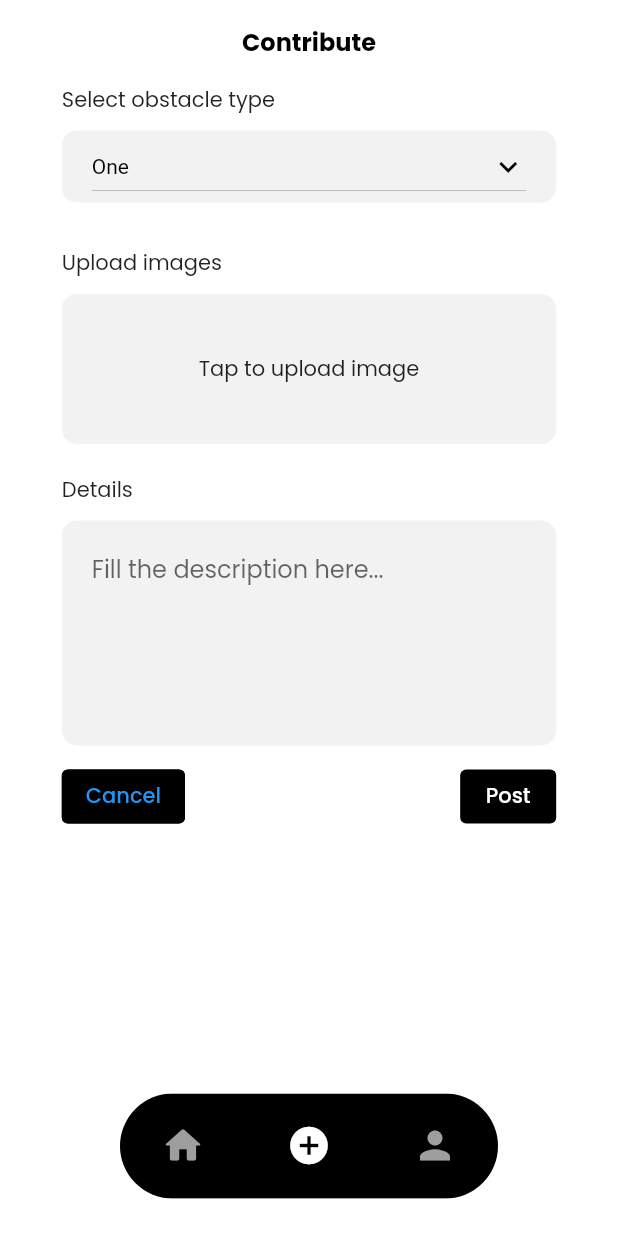
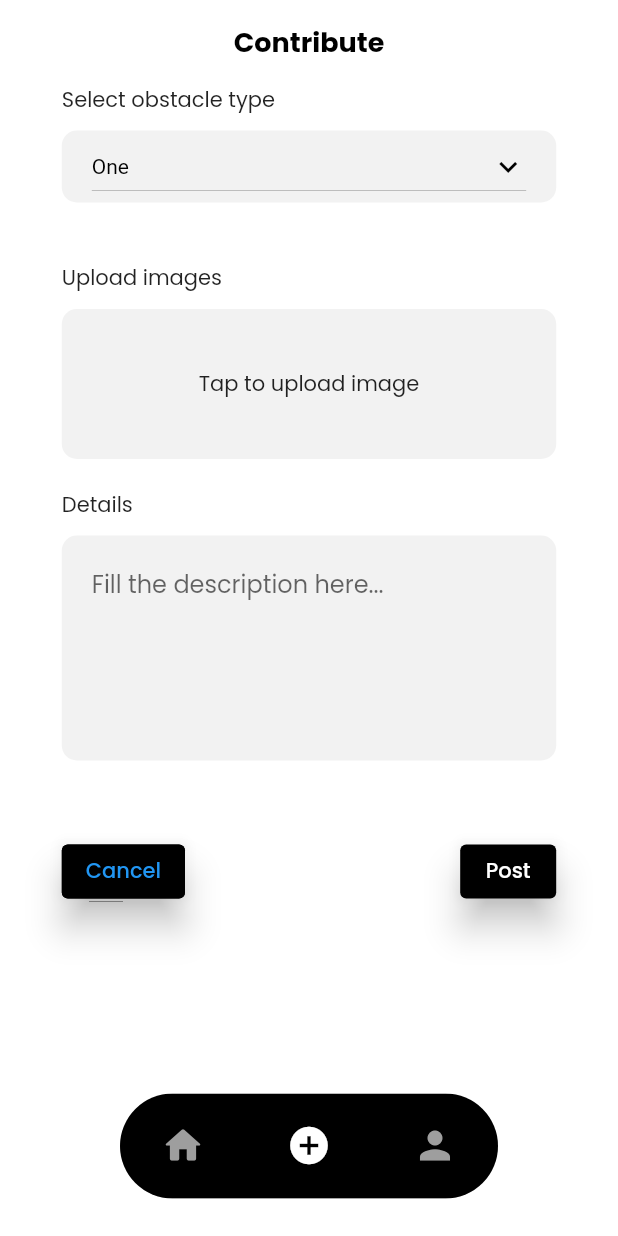
Before and after one commit to sushant102004/SafeLaneV2, a Flutter app: the screen it shows after launch, item 2 of the bottom bar chosen, on a phone screen of 412 x 824 dp. Run offline on Flutter 3.47's test engine with Material 2 defaults, Android fonts, the phone set to English and light mode, and no system bars; our stand-ins replace cloud_firestore, firebase_auth, firebase_core, firebase_storage, flutter_native_splash, flutter_svg and 7 more; missing offline and left inert: flutter_polyline_points, geolocator_web; accounts and stored records are empty.

Commit message:
some changes made

```diff
--- a/lib/tabs/contribute.dart
+++ b/lib/tabs/contribute.dart
@@ -1,5 +1,3 @@
-// ignore_for_file: unused_import
-
 import 'dart:io';
 
 import 'package:flutter/material.dart';
@@ -50,7 +48,7 @@ class _ContributeState extends State<Contribute> {
           style: TextStyle(
             color: Colors.black,
             fontWeight: FontWeight.bold,
-            fontSize: 16,
+            fontSize: 18,
           ),
         ),
         elevation: 0,
@@ -76,7 +74,7 @@ class _ContributeState extends State<Contribute> {
                     )
                   ],
                 ),
-                const SizedBox(height: 10),
+                const SizedBox(height: 20),
                 // Column(
                 //   children: [
                 //     Container(
@@ -201,7 +199,7 @@ class _ContributeState extends State<Contribute> {
                   ],
                 ),
                 const SizedBox(
-                  height: 10,
+                  height: 50,
                 ),
                 Row(
                   mainAxisAlignment: MainAxisAlignment.spaceBetween,
@@ -209,7 +207,7 @@ class _ContributeState extends State<Contribute> {
                     OutlinedButton(
                       style: OutlinedButton.styleFrom(
                           backgroundColor: Colors.black,
-                          elevation: 0,
+                          elevation: 10,
                           side: const BorderSide(color: Colors.black)),
                       onPressed: () {},
                       child: const Text("Cancel"),
@@ -217,7 +215,7 @@ class _ContributeState extends State<Contribute> {
                     ElevatedButton(
                       style: ElevatedButton.styleFrom(
                         backgroundColor: Colors.black,
-                        elevation: 0,
+                        elevation: 10,
                       ),
                       onPressed: () {
                         imageController.uploadImage(
```
Also changed, not shown: lib/authentication/login_page.dart (+14 -69 lines), lib/authentication/signup.dart (+15 -20 lines), lib/maps/maps_main.dart (+11 -12 lines), lib/tabs/home.dart (+5 -4 lines), lib/tabs/profile.dart (+20 -10 lines), pubspec.lock.
